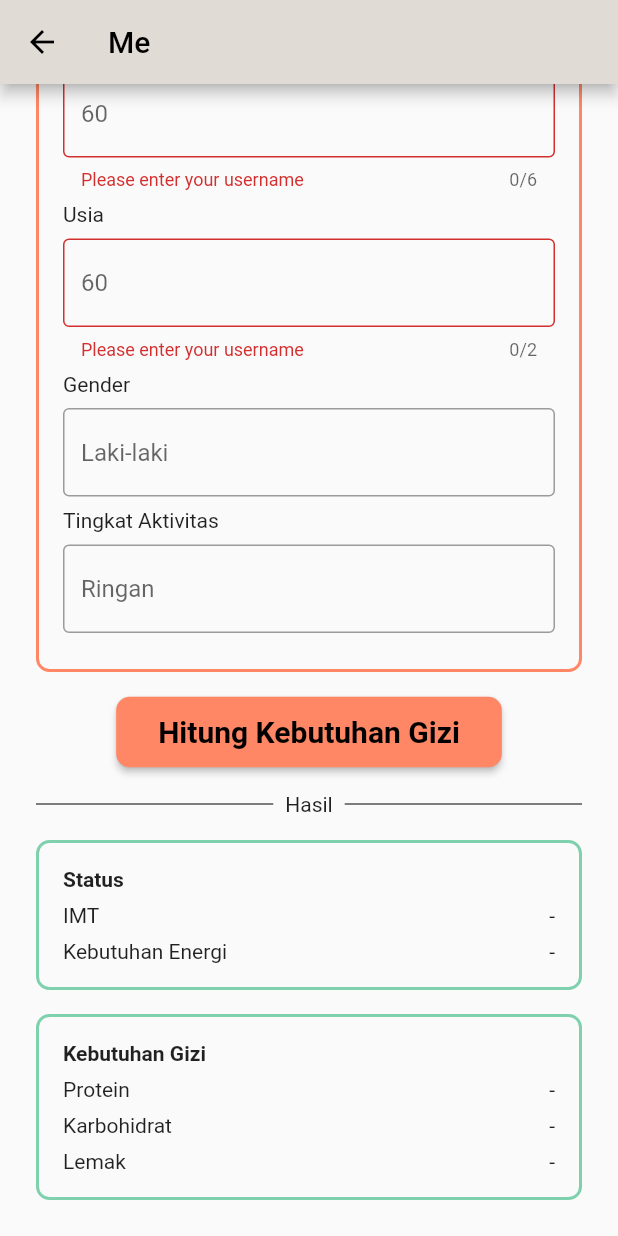
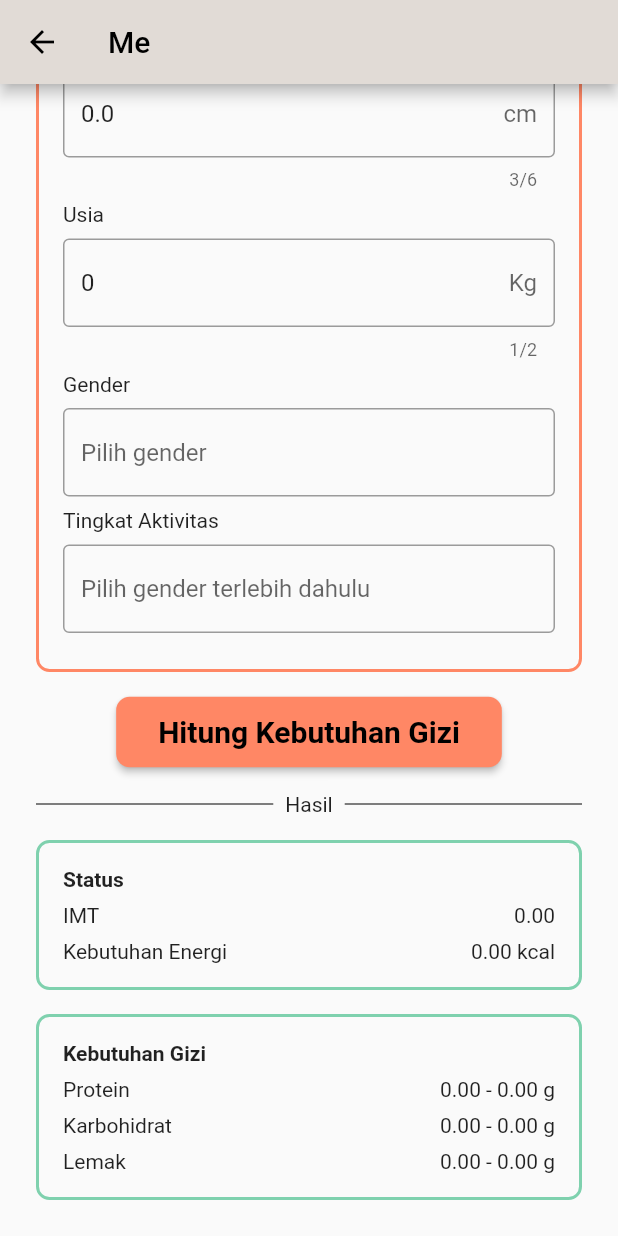
Before and after one commit to Meal-Planner-on-Steroid/MPS-Mobile, a Flutter app: the HitungKebuguhanGiziPage screen opened directly, scrolled down 221 dp, after a tap on "Hitung Kebutuhan Gizi", on a phone screen of 412 x 824 dp. Run offline on Flutter 3.47's test engine with Material 2 defaults, Android fonts, the light colour scheme and no system bars; drawn by our look-alikes of select_form_field; our stand-ins replace expandable_page_view, flutter_dotenv, getwidget, percent_indicator, shared_preferences; missing offline and left inert: jwt_decode; accounts and stored records are empty.

Commit message:
:sparkles: Hitung Kebutuhan Gizi
Ada bug di #1

```diff
--- a/lib/app/controllers/pages/hitung_kebutuhan_gizi_controller.dart
+++ b/lib/app/controllers/pages/hitung_kebutuhan_gizi_controller.dart
@@ -19,25 +19,28 @@ class HitungKebutuhanGiziController {
   var tingkatAktivitasFilter = TingkatAktivitasFilter();
   var userProfileFilter = UserProfileFilter();
 
-  var butuhProtein = ButuhProteinModel();
-  var butuhLemak = ButuhLemakModel();
-  var butuhKarbo = ButuhKarboModel();
+  var butuhProtein = ButuhProtein();
+  var butuhLemak = ButuhLemak();
+  var butuhKarbo = ButuhKarbo();
 
-  Future get(int userId) async {
+  Future get() async {
     try {
-      var response = await _hitungKebutuhanGiziService.get(userId);
+      final prefs = await SharedPreferences.getInstance();
 
-      if (response == false) {
-        debugPrint('fail');
+      var userId = int.parse(prefs.getString('userId') ?? '');
+      userProfileFilter.userId = userId.toString();
+      var userProfileData = await _userProfileSerivce.get(userProfileFilter);
+
+      if (userProfileData == false) {
+        debugPrint('Gagal mengambil user profile');
         return false;
       }
 
-      debugPrint("yey");
-      debugPrint(response.message);
-      debugPrint(response.statusCode.toString());
-      debugPrint(response.data.gender);
+      debugPrint(userProfileData.message);
+      debugPrint(userProfileData.statusCode.toString());
+      debugPrint(userProfileData.data[0].usia.toString());
 
-      return true;
+      return userProfileData;
     } on Exception catch (e) {
       debugPrint(e.toString());
       return false;
@@ -102,7 +105,7 @@ class HitungKebutuhanGiziController {
       } else {
         // Update user profile jika sudah ada
         debugPrint('User sudah memiliki profile');
-        var profileId = userProfileData.data[0]['id'].toString();
+        var profileId = userProfileData.data[0].id.toString();
         request = await _hitungKebutuhanGiziService.put(userProfile, profileId);
       }
 
--- a/lib/app/models/user_profile_model.dart
+++ b/lib/app/models/user_profile_model.dart
@@ -1,16 +1,16 @@
-class ButuhProteinModel {
-  double? protein10;
-  double? protein15;
+class ButuhProtein {
+  double protein10 = 0;
+  double protein15 = 0;
 }
 
-class ButuhKarboModel {
-  double? karbo60;
-  double? karbo75;
+class ButuhKarbo {
+  double karbo60 = 0;
+  double karbo75 = 0;
 }
 
-class ButuhLemakModel {
-  double? lemak10;
-  double? lemak25;
+class ButuhLemak {
+  double lemak10 = 0;
+  double lemak25 = 0;
 }
 
 class UserProfile {
@@ -22,10 +22,10 @@ class UserProfile {
   double beratBadan = 0;
   double tinggiBadan = 0;
   int usia = 0;
-  String gender = '';
+  String gender = 'LA';
   double imt = 0;
   double keseluruhanEnergi = 0;
-  ButuhProteinModel? butuhProtein;
-  ButuhLemakModel? butuhLemak;
-  ButuhKarboModel? butuhKarbo;
+  ButuhProtein butuhProtein = ButuhProtein();
+  ButuhLemak butuhLemak = ButuhLemak();
+  ButuhKarbo butuhKarbo = ButuhKarbo();
 }
--- a/lib/screens/me/hitung_kebutuhan_gizi_page.dart
+++ b/lib/screens/me/hitung_kebutuhan_gizi_page.dart
@@ -19,6 +19,7 @@ class HitungKebuguhanGiziPage extends StatefulWidget {
 class _HitungKebuguhanGiziPageState extends State<HitungKebuguhanGiziPage> {
   final _formKey = GlobalKey<FormState>();
   final _userProfile = UserProfile();
+  final _userProfileFuture = UserProfile();
 
   final _hitungKebutuhanGiziController = HitungKebutuhanGiziController();
   final _tingkatAktivitasController = TingkatAktivitasController();
@@ -46,8 +47,30 @@ class _HitungKebuguhanGiziPageState extends State<HitungKebuguhanGiziPage> {
     },
   ];
 
+  Future updateAndGetUserProfile() async {
+    await Future.delayed(Duration.zero);
+    final userProfileData = await _hitungKebutuhanGiziController.get();
+
+    debugPrint("User telah memiliki user profile");
+
+    debugPrint(userProfileData.data[0].gender.toString());
+
+    return userProfileData.data[0];
+  }
+
   @override
   Widget build(BuildContext context) {
+    // return Text(_userProfileFuture.gender.toString());
+    return FutureBuilder(
+      future: updateAndGetUserProfile(),
+      builder: ((context, snapshot) {
+        dynamic currentData;
+        if (snapshot.hasData) {
+          currentData = snapshot.data!;
+        } else {
+          currentData = _userProfileFuture;
+        }
+        // return Text(currentData.gender.toString());
         return Scaffold(
           appBar: AppBar(
             title: Text(widget.fromPage),
@@ -89,7 +112,8 @@ class _HitungKebuguhanGiziPageState extends State<HitungKebuguhanGiziPage> {
                                 const Text('Berat Badan'),
                                 const SizedBox(height: 8),
                                 TextFormField(
-                              initialValue: null,
+                                  initialValue:
+                                      currentData.beratBadan.toString(),
                                   maxLength: 5,
                                   keyboardType: TextInputType.number,
                                   decoration: const InputDecoration(
@@ -116,8 +140,9 @@ class _HitungKebuguhanGiziPageState extends State<HitungKebuguhanGiziPage> {
                                 const Text('Tinggi Badan'),
                                 const SizedBox(height: 8),
                                 TextFormField(
+                                  initialValue:
+                                      currentData.tinggiBadan.toString(),
                                   maxLength: 6,
-                              initialValue: null,
                                   keyboardType: TextInputType.number,
                                   decoration: const InputDecoration(
                                     suffix: Text('cm'),
@@ -143,8 +168,8 @@ class _HitungKebuguhanGiziPageState extends State<HitungKebuguhanGiziPage> {
                                 const Text('Usia'),
                                 const SizedBox(height: 8),
                                 TextFormField(
+                                  initialValue: currentData.usia.toString(),
                                   maxLength: 2,
-                              initialValue: null,
                                   keyboardType: TextInputType.number,
                                   decoration: const InputDecoration(
                                     suffix: Text('Kg'),
@@ -176,7 +201,7 @@ class _HitungKebuguhanGiziPageState extends State<HitungKebuguhanGiziPage> {
                                   icon: const Icon(Icons.format_shapes),
                                   items: _genders,
                                   decoration: const InputDecoration(
-                                hintText: 'Laki-laki',
+                                    hintText: 'Pilih gender',
                                     border: OutlineInputBorder(),
                                   ),
                                   onSaved: (value) {
@@ -191,7 +216,8 @@ class _HitungKebuguhanGiziPageState extends State<HitungKebuguhanGiziPage> {
                                             .get(tingkatAktivitasFilter);
                                     setState(() {
                                       enableTingkatAktivitas = true;
-                                  tingkatAktivitasTemp = tingkatAktivitas.data;
+                                      tingkatAktivitasTemp =
+                                          tingkatAktivitas.data;
 
                                       _aktivitas = [
                                         for (var items in tingkatAktivitasTemp)
@@ -219,7 +245,7 @@ class _HitungKebuguhanGiziPageState extends State<HitungKebuguhanGiziPage> {
                                   icon: const Icon(Icons.format_shapes),
                                   items: _aktivitas,
                                   decoration: const InputDecoration(
-                                hintText: 'Ringan',
+                                    hintText: 'Pilih gender terlebih dahulu',
                                     border: OutlineInputBorder(),
                                   ),
                                   onSaved: (value) {
@@ -277,7 +303,7 @@ class _HitungKebuguhanGiziPageState extends State<HitungKebuguhanGiziPage> {
                   ),
                 ),
 
-            // Hasil
+                // Divider hasil
                 const SizedBox(height: 16),
                 Row(children: const <Widget>[
                   Expanded(
@@ -298,7 +324,7 @@ class _HitungKebuguhanGiziPageState extends State<HitungKebuguhanGiziPage> {
                   ),
                 ]),
 
-            // Section
+                // Status
                 const SizedBox(height: 16),
                 Container(
                   decoration: BoxDecoration(
@@ -324,17 +350,23 @@ class _HitungKebuguhanGiziPageState extends State<HitungKebuguhanGiziPage> {
                         const SizedBox(height: 8),
                         Row(
                           mainAxisAlignment: MainAxisAlignment.spaceBetween,
-                      children: const [
-                        Text('IMT'),
-                        Text('-'),
+                          children: [
+                            const Text('IMT'),
+                            Text(currentData.imt.toStringAsFixed(2)),
                           ],
                         ),
                         const SizedBox(height: 8),
                         Row(
                           mainAxisAlignment: MainAxisAlignment.spaceBetween,
-                      children: const [
-                        Text('Kebutuhan Energi'),
-                        Text('-'),
+                          children: [
+                            const Text('Kebutuhan Energi'),
+                            Row(
+                              children: [
+                                Text(currentData.keseluruhanEnergi
+                                    .toStringAsFixed(2)),
+                                const Text(' kcal'),
+                              ],
+                            )
                           ],
                         )
                       ],
@@ -368,25 +400,52 @@ class _HitungKebuguhanGiziPageState extends State<HitungKebuguhanGiziPage> {
                         const SizedBox(height: 8),
                         Row(
                           mainAxisAlignment: MainAxisAlignment.spaceBetween,
-                      children: const [
-                        Text('Protein'),
-                        Text('-'),
+                          children: [
+                            const Text('Protein'),
+                            Row(
+                              children: [
+                                Text(currentData.butuhProtein.protein10
+                                    .toStringAsFixed(2)),
+                                const Text(' - '),
+                                Text(currentData.butuhProtein.protein15
+                                    .toStringAsFixed(2)),
+                                const Text(' g'),
+                              ],
+                            )
                           ],
                         ),
                         const SizedBox(height: 8),
                         Row(
                           mainAxisAlignment: MainAxisAlignment.spaceBetween,
-                      children: const [
-                        Text('Karbohidrat'),
-                        Text('-'),
+                          children: [
+                            const Text('Karbohidrat'),
+                            Row(
+                              children: [
+                                Text(currentData.butuhKarbo.karbo60
+                                    .toStringAsFixed(2)),
+                                const Text(' - '),
+                                Text(currentData.butuhKarbo.karbo75
+                                    .toStringAsFixed(2)),
+                                const Text(' g'),
+                              ],
+                            )
                           ],
                         ),
                         const SizedBox(height: 8),
                         Row(
                           mainAxisAlignment: MainAxisAlignment.spaceBetween,
-                      children: const [
-                        Text('Lemak'),
-                        Text('-'),
+                          children: [
+                            const Text('Lemak'),
+                            Row(
+                              children: [
+                                Text(currentData.butuhLemak.lemak10
+                                    .toStringAsFixed(2)),
+                                const Text(' - '),
+                                Text(currentData.butuhLemak.lemak25
+                                    .toStringAsFixed(2)),
+                                const Text(' g'),
+                              ],
+                            )
                           ],
                         )
                       ],
@@ -397,5 +456,7 @@ class _HitungKebuguhanGiziPageState extends State<HitungKebuguhanGiziPage> {
             ),
           ),
         );
+      }),
+    );
   }
 }
```
Also changed, not shown: lib/app/serializers/user_profile_serializer.dart (+14 -16 lines), lib/app/services/pages/hitung_kebutuhan_gizi_service.dart (+22 -22 lines). Lines whose indentation alone changed are shown as unchanged.
